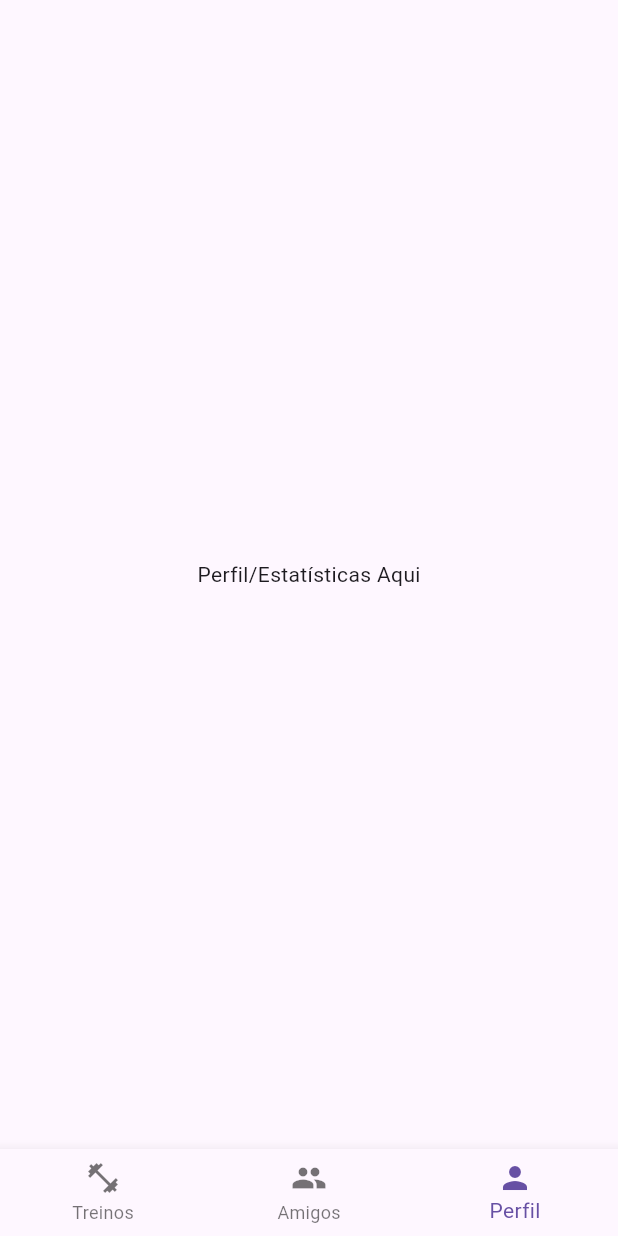
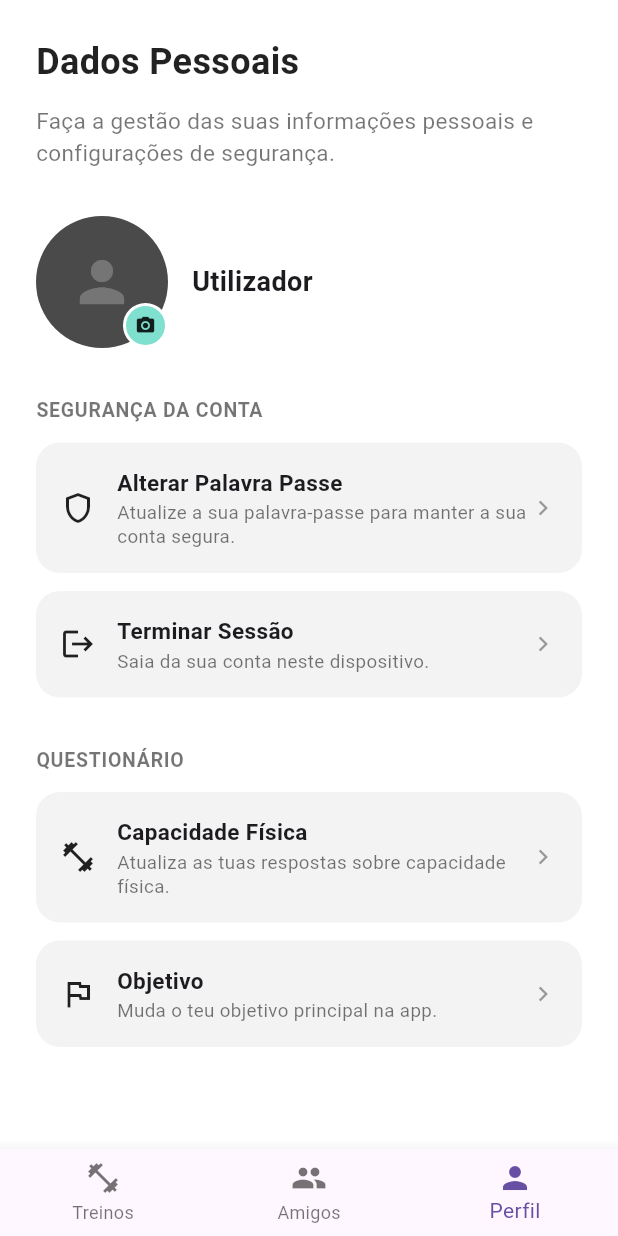
Before and after one commit to ArlindoIps/RealFit, a Flutter app: the MainNavegacao screen opened directly, item 3 of the bottom bar chosen, on a phone screen of 412 x 824 dp. Run offline on Flutter 3.47's test engine with Material 3 defaults, Android fonts, the light colour scheme and no system bars; our stand-ins replace firebase_auth, firebase_core, firebase_database, image_picker; accounts and stored records are empty.

Commit message:
Perfil feito!

```diff
--- /dev/null
+++ b/lib/Authentication/perfil_screen.dart
@@ -0,0 +1,326 @@
+import 'dart:io';
+import 'package:flutter/material.dart';
+import 'package:firebase_auth/firebase_auth.dart';
+import 'package:image_picker/image_picker.dart';
+import '../services/auth_service.dart';
+import 'forgot_screen.dart';
+import 'physical_screen.dart';
+import 'goal_screen.dart';
+
+class ProfileScreen extends StatefulWidget {
+  const ProfileScreen({super.key});
+
+  @override
+  State<ProfileScreen> createState() => _ProfileScreenState();
+}
+
+class _ProfileScreenState extends State<ProfileScreen> {
+  static const Color mintColor = Color(0xFF7FE0D0);
+  static const Color fieldColor = Color(0xFFF3F3F3);
+  static const Color avatarColor = Color(0xFF4A4A4A);
+
+  final AuthService _authService = AuthService();
+  File? _profileImage;
+  bool _isPickingImage = false;
+
+  User? get _user => FirebaseAuth.instance.currentUser;
+
+  /// Abre a câmara para tirar uma foto e usá-la como foto de perfil.
+  ///
+  /// NOTA: por agora a imagem só fica guardada localmente durante esta
+  /// sessão da app (não persiste depois de fechares a app, nem sincroniza
+  /// entre dispositivos). Para persistir a foto de forma permanente,
+  /// precisas de adicionar o Firebase Storage ao projeto e fazer upload
+  /// do ficheiro para `profile_photos/<uid>.jpg`, guardando depois o URL
+  /// resultante no perfil do utilizador na Realtime Database.
+  Future<void> _handlePickProfilePhoto() async {
+    if (_isPickingImage) return;
+    setState(() => _isPickingImage = true);
+
+    try {
+      final picker = ImagePicker();
+      final photo = await picker.pickImage(
+        source: ImageSource.camera,
+        maxWidth: 1024,
+        imageQuality: 85,
+      );
+
+      if (photo == null) return; // Utilizador cancelou
+
+      setState(() => _profileImage = File(photo.path));
+
+      // TODO: fazer upload para Firebase Storage e gravar o URL no perfil.
+      // Exemplo (depois de adicionares firebase_storage ao pubspec.yaml):
+      //
+      // final ref = FirebaseStorage.instance
+      //     .ref()
+      //     .child('profile_photos/${_user!.uid}.jpg');
+      // await ref.putFile(_profileImage!);
+      // final url = await ref.getDownloadURL();
+      // await DatabaseService().updateUserProfile(_user!.uid, {'photoUrl': url});
+    } catch (e) {
+      if (!mounted) return;
+      ScaffoldMessenger.of(context).showSnackBar(
+        SnackBar(content: Text('Não foi possível aceder à câmara: $e')),
+      );
+    } finally {
+      if (mounted) setState(() => _isPickingImage = false);
+    }
+  }
+
+  Future<void> _handleLogout() async {
+    await _authService.logout();
+    // Não navegamos manualmente: o AuthGate está a ouvir authStateChanges()
+    // e vai mostrar o LoginScreen automaticamente assim que o logout for
+    // detetado.
+  }
+
+  @override
+  Widget build(BuildContext context) {
+    final displayName = _user?.displayName?.isNotEmpty == true
+        ? _user!.displayName!
+        : 'Utilizador';
+
+    return Scaffold(
+      backgroundColor: Colors.white,
+      body: SafeArea(
+        child: SingleChildScrollView(
+          padding: const EdgeInsets.symmetric(horizontal: 24),
+          child: Column(
+            crossAxisAlignment: CrossAxisAlignment.stretch,
+            children: [
+              const SizedBox(height: 24),
+
+              const Text(
+                'Dados Pessoais',
+                style: TextStyle(
+                  fontSize: 24,
+                  fontWeight: FontWeight.w700,
+                  color: Colors.black87,
+                ),
+              ),
+
+              const SizedBox(height: 12),
+
+              const Text(
+                'Faça a gestão das suas informações pessoais e '
+                'configurações de segurança.',
+                style: TextStyle(
+                  fontSize: 15,
+                  color: Colors.black54,
+                  height: 1.4,
+                ),
+              ),
+
+              const SizedBox(height: 32),
+
+              // Avatar + nome
+              Row(
+                children: [
+                  GestureDetector(
+                    onTap: _handlePickProfilePhoto,
+                    child: Stack(
+                      children: [
+                        Container(
+                          width: 88,
+                          height: 88,
+                          decoration: BoxDecoration(
+                            color: avatarColor,
+                            shape: BoxShape.circle,
+                            image: _profileImage != null
+                                ? DecorationImage(
+                                    image: FileImage(_profileImage!),
+                                    fit: BoxFit.cover,
+                                  )
+                                : null,
+                          ),
+                          child: _profileImage == null
+                              ? const Icon(
+                                  Icons.person,
+                                  size: 44,
+                                  color: Colors.white24,
+                                )
+                              : null,
+                        ),
+                        Positioned(
+                          right: 0,
+                          bottom: 0,
+                          child: Container(
+                            padding: const EdgeInsets.all(6),
+                            decoration: BoxDecoration(
+                              color: mintColor,
+                              shape: BoxShape.circle,
+                              border: Border.all(color: Colors.white, width: 2),
+                            ),
+                            child: _isPickingImage
+                                ? const SizedBox(
+                                    width: 14,
+                                    height: 14,
+                                    child: CircularProgressIndicator(
+                                      strokeWidth: 2,
+                                    ),
+                                  )
+                                : const Icon(
+                                    Icons.camera_alt,
+                                    size: 14,
+                                    color: Colors.black87,
+                                  ),
+                          ),
+                        ),
+                      ],
+                    ),
+                  ),
+                  const SizedBox(width: 16),
+                  Expanded(
+                    child: Text(
+                      displayName,
+                      style: const TextStyle(
+                        fontSize: 18,
+                        fontWeight: FontWeight.w700,
+                      ),
+                    ),
+                  ),
+                ],
+              ),
+
+              const SizedBox(height: 32),
+
+              const Text(
+                'SEGURANÇA DA CONTA',
+                style: TextStyle(
+                  fontSize: 13,
+                  fontWeight: FontWeight.w700,
+                  color: Colors.black54,
+                  letterSpacing: 0.5,
+                ),
+              ),
+
+              const SizedBox(height: 12),
+
+              _buildTile(
+                icon: Icons.shield_outlined,
+                title: 'Alterar Palavra Passe',
+                subtitle:
+                    'Atualize a sua palavra-passe para manter a sua conta segura.',
+                onTap: () {
+                  Navigator.push(
+                    context,
+                    MaterialPageRoute(
+                      builder: (context) => ForgotPasswordScreen(
+                        initialEmail: _user?.email,
+                      ),
+                    ),
+                  );
+                },
+              ),
+
+              const SizedBox(height: 12),
+
+              _buildTile(
+                icon: Icons.logout,
+                title: 'Terminar Sessão',
+                subtitle: 'Saia da sua conta neste dispositivo.',
+                onTap: _handleLogout,
+              ),
+
+              const SizedBox(height: 32),
+
+              const Text(
+                'QUESTIONÁRIO',
+                style: TextStyle(
+                  fontSize: 13,
+                  fontWeight: FontWeight.w700,
+                  color: Colors.black54,
+                  letterSpacing: 0.5,
+                ),
+              ),
+
+              const SizedBox(height: 12),
+
+              _buildTile(
+                icon: Icons.fitness_center,
+                title: 'Capacidade Física',
+                subtitle: 'Atualiza as tuas respostas sobre capacidade física.',
+                onTap: () {
+                  Navigator.push(
+                    context,
+                    MaterialPageRoute(
+                      builder: (context) =>
+                          const PhysicalCapacityScreen(isEditing: true),
+                    ),
+                  );
+                },
+              ),
+
+              const SizedBox(height: 12),
+
+              _buildTile(
+                icon: Icons.flag_outlined,
+                title: 'Objetivo',
+                subtitle: 'Muda o teu objetivo principal na app.',
+                onTap: () {
+                  Navigator.push(
+                    context,
+                    MaterialPageRoute(
+                      builder: (context) => const GoalScreen(isEditing: true),
+                    ),
+                  );
+                },
+              ),
+
+              const SizedBox(height: 32),
+            ],
+          ),
+        ),
+      ),
+    );
+  }
+
+  Widget _buildTile({
+    required IconData icon,
+    required String title,
+    required String subtitle,
+    required VoidCallback onTap,
+  }) {
+    return GestureDetector(
+      onTap: onTap,
+      child: Container(
+        padding: const EdgeInsets.all(16),
+        decoration: BoxDecoration(
+          color: fieldColor,
+          borderRadius: BorderRadius.circular(16),
+        ),
+        child: Row(
+          children: [
+            Icon(icon, color: Colors.black87, size: 24),
+            const SizedBox(width: 14),
+            Expanded(
+              child: Column(
+                crossAxisAlignment: CrossAxisAlignment.start,
+                children: [
+                  Text(
+                    title,
+                    style: const TextStyle(
+                      fontSize: 15,
+                      fontWeight: FontWeight.w700,
+                    ),
+                  ),
+                  const SizedBox(height: 2),
+                  Text(
+                    subtitle,
+                    style: const TextStyle(
+                      fontSize: 12.5,
+                      color: Colors.black54,
+                      height: 1.3,
+                    ),
+                  ),
+                ],
+              ),
+            ),
+            const Icon(Icons.chevron_right, color: Colors.black38, size: 20),
+          ],
+        ),
+      ),
+    );
+  }
+}
--- a/lib/main.dart
+++ b/lib/main.dart
@@ -6,6 +6,7 @@ import 'Authentication/auth_gate.dart';
 // Importa os ecrãs que cada um vai desenvolver
 import 'treinos/treinos_screen.dart';
 import 'social/amigos_screen.dart';
+import 'Authentication/perfil_screen.dart';
 
 void main() async {
   // Necessário para poder chamar código assíncrono (Firebase.initializeApp)
@@ -49,7 +50,7 @@ class _MainNavegacaoState extends State<MainNavegacao> {
   final List<Widget> _ecras = [
     const TreinosScreen(), // Aba 0
     const AmigosScreen(),  // Aba 1
-    const Center(child: Text("Perfil/Estatísticas Aqui")), // Aba 2
+    const ProfileScreen()
   ];
 
   @override
--- a/pubspec.yaml
+++ b/pubspec.yaml
@@ -37,6 +37,7 @@ dependencies:
   firebase_core: ^3.6.0
   firebase_auth: ^5.3.1
   firebase_database: ^11.1.4
+  image_picker: ^1.2.3
 
 
 dev_dependencies:
```
Also changed, not shown: lib/Authentication/forgot_screen.dart (+30 -6 lines), lib/Authentication/goal_screen.dart (+51 -4 lines), lib/Authentication/login.dart (+7 -1 lines), lib/Authentication/physical_screen.dart (+61 -4 lines), lib/Authentication/register.dart (+13 -5 lines), pubspec.lock, 5 other files.
